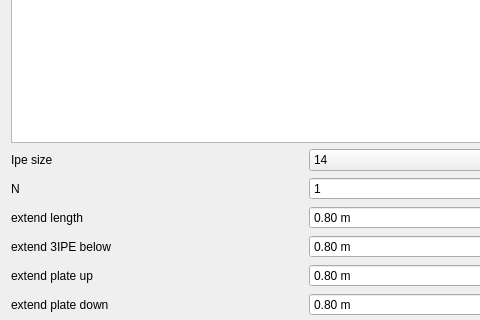
Above: Resources/ui/column.ui from ebrahimraeyat/SteelColumn before the change; both pictures show x 0 to 480 and y 163 to 483 of the 612 by 617 pixel window. Below: the same form after it.
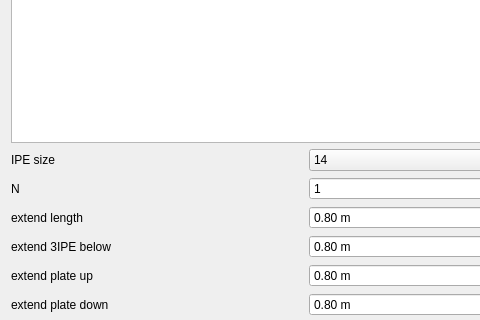
That is the form after the change.

Commit message: Rename class names of UI files to separate translation context

```diff
--- a/Resources/ui/column.ui
+++ b/Resources/ui/column.ui
@@ -154,7 +154,7 @@
        <item row="1" column="0">
         <widget class="QLabel" name="label_5">
          <property name="text">
-          <string>Ipe size</string>
+          <string>IPE size</string>
          </property>
         </widget>
        </item>
```
Left out of the diff: 4 changed lines with no effect on the pictures. The commit also changes 1 other file.
